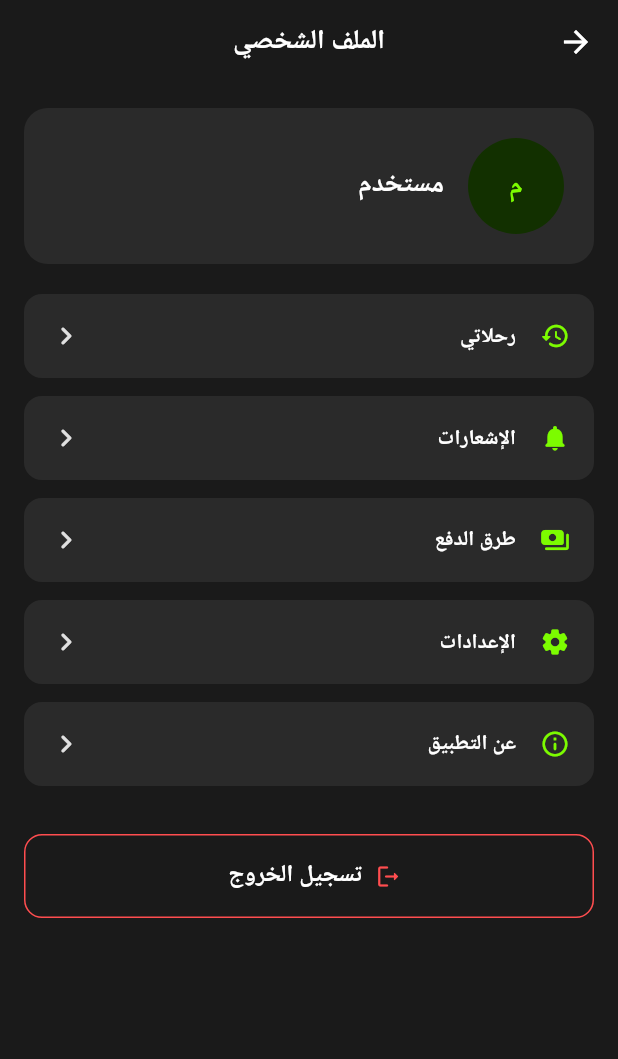
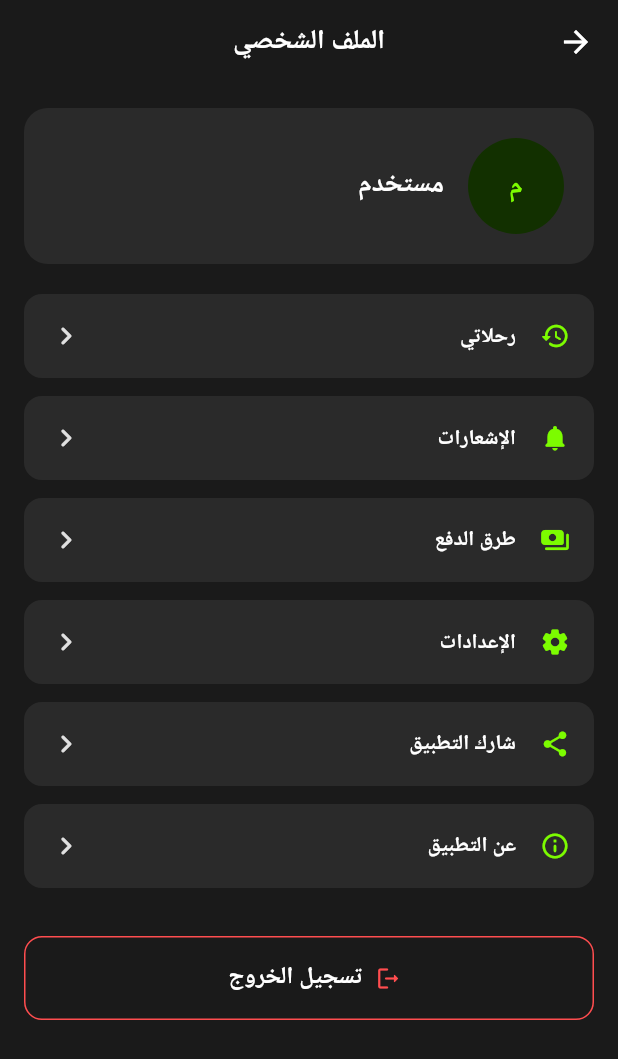
Before and after one commit to Ka900900/wasalny_rider, a Flutter app: the ProfileScreen screen opened by its route, on a phone screen of 412 x 824 dp. Shown: the top 1059 px of the screen. Run offline on Flutter 3.47's test engine with Material 3 defaults, Android fonts, the phone set to English and light mode, and no system bars; our stand-ins replace dio, firebase_auth, firebase_core, firebase_crashlytics, geolocator, google_fonts and 4 more; missing offline and left inert: flutter_osm_plugin; accounts and stored records are empty; network calls fail; Roboto replaces fonts that are missing (Cairo).

Commit message:
feat: add share app promotional action

```diff
--- /dev/null
+++ b/lib/core/constants/app_constants.dart
@@ -0,0 +1,10 @@
+/// App-wide constants for the Waslny Rider app.
+class AppConstants {
+  AppConstants._();
+
+  /// رابط متجر التطبيقات المستخدم في خاصية «شارك التطبيق».
+  ///
+  /// TODO: استبدل بروابط المتاجر عند النشر
+  static const String appShareUrl =
+      'https://play.google.com/store/apps/details?id=com.waslny.rider';
+}
--- a/lib/features/profile/profile_screen.dart
+++ b/lib/features/profile/profile_screen.dart
@@ -1,5 +1,7 @@
 import 'package:flutter/material.dart';
+import 'package:share_plus/share_plus.dart';
 
+import 'package:wasalny_rider/core/constants/app_constants.dart';
 import 'package:wasalny_rider/core/services/api_service.dart';
 import 'package:wasalny_rider/core/services/auth_service.dart';
 import 'package:wasalny_rider/core/theme/app_theme.dart';
@@ -63,6 +65,13 @@ class _ProfileScreenState extends State<ProfileScreen> {
     ScaffoldMessenger.of(
       context,
     ).showSnackBar(const SnackBar(content: Text('هذه الميزة ستتوفر قريبًا')));
+  }
+
+  /// يشارك رابط التطبيق عبر نافذة المشاركة الخاصة بالجهاز.
+  Future<void> _shareApp() async {
+    const message =
+        'جرّب تطبيق وصلني 🚕\nاطلب رحلة بسهولة — سيارة أو موتوسيكل أو سكوتر\nحمّل التطبيق من هنا:\n${AppConstants.appShareUrl}';
+    await Share.share(message, subject: 'وصلني');
   }
 
   @override
@@ -142,6 +151,11 @@ class _ProfileScreenState extends State<ProfileScreen> {
               onTap: _showComingSoon,
             ),
             _menuItem(
+              icon: Icons.share_rounded,
+              label: 'شارك التطبيق',
+              onTap: _shareApp,
+            ),
+            _menuItem(
               icon: Icons.info_outline_rounded,
               label: 'عن التطبيق',
               onTap: _showComingSoon,
--- a/pubspec.yaml
+++ b/pubspec.yaml
@@ -61,6 +61,9 @@ dependencies:
     sdk: flutter
   url_launcher: ^6.3.2
 
+  # App sharing (promotional share feature)
+  share_plus: ^10.0.0
+
 dev_dependencies:
   flutter_test:
     sdk: flutter
```
Also changed, not shown: pubspec.lock, 3 other files.
